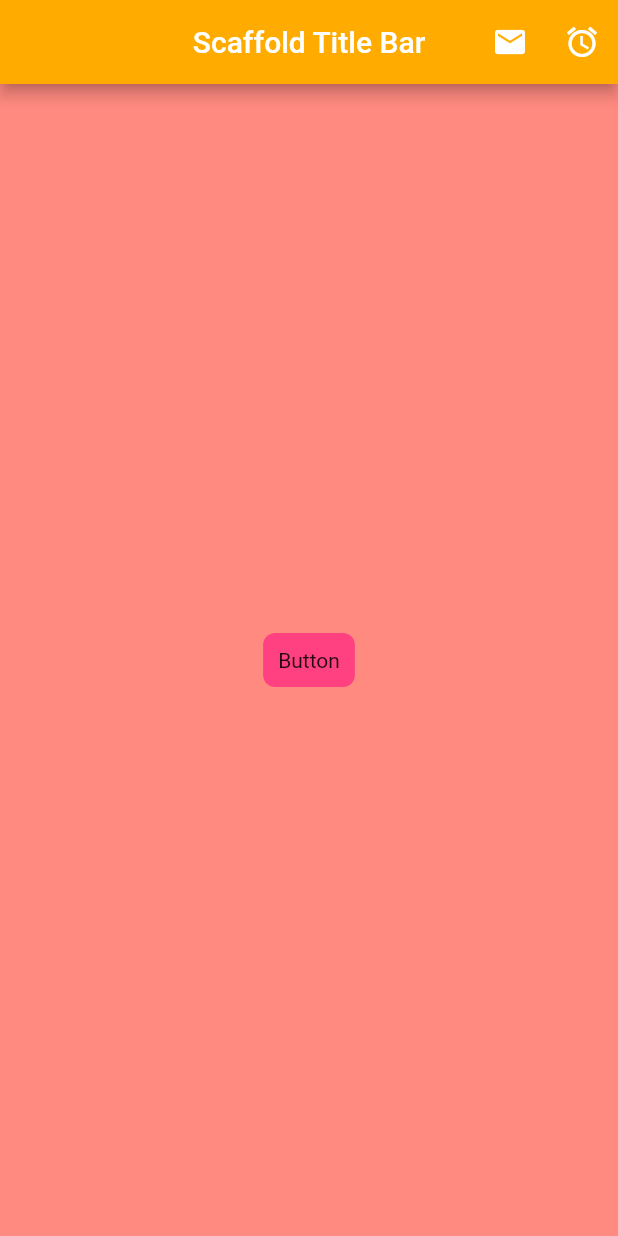
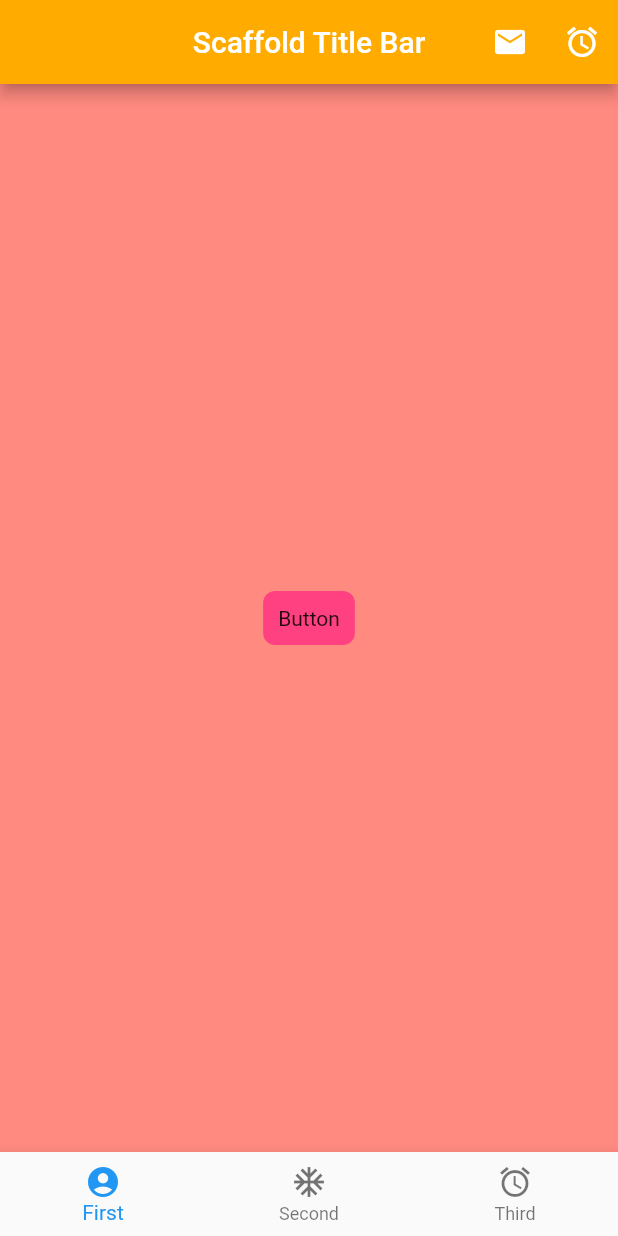
Before and after one commit to xans-me/flutter-fundamentals, a Flutter app: the screen it shows after launch, on a phone screen of 412 x 824 dp. Run offline on Flutter 3.47's test engine with Material 2 defaults, Android fonts, the phone set to English and light mode, and no system bars.

Commit message:
Flutter Bottom Navigator and Adding a Tap

```diff
--- a/lib/ui/home.dart
+++ b/lib/ui/home.dart
@@ -19,6 +19,16 @@ class ScaffoldExample extends StatelessWidget {
               onPressed: () => debugPrint("Email Tapped!")),
           IconButton(icon: Icon(Icons.access_alarm), onPressed: _tapButton)
         ],
+      ),
+      bottomNavigationBar: BottomNavigationBar(
+        items: [
+          BottomNavigationBarItem(
+              icon: Icon(Icons.account_circle), label: "First"),
+          BottomNavigationBarItem(icon: Icon(Icons.ac_unit), label: "Second"),
+          BottomNavigationBarItem(
+              icon: Icon(Icons.access_alarm), label: "Third")
+        ],
+        onTap: (int index) => debugPrint("Tapped item : $index"),
       ),
       backgroundColor: Colors.redAccent.shade100,
       body: Container(
```
